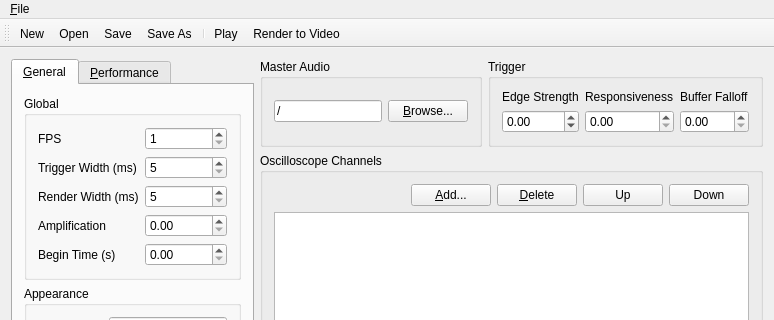
The window that corrscope/gui/mainwindow.ui (corrscope/corrscope) describes before a commit, drawn with Qt 5; both pictures show x 0 to 774 and y 0 to 320 of the 774 by 634 pixel window.
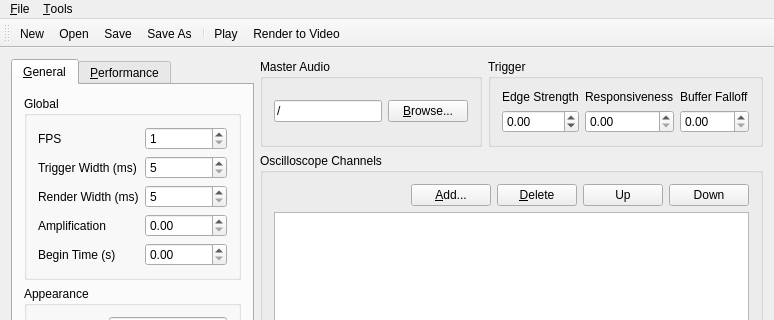
The same window after the commit. Custom widgets are drawn as their Qt base class.

Commit message: Add "separate render dir" toggle to GUI

Diff of the .ui file:
```diff
--- a/corrscope/gui/mainwindow.ui
+++ b/corrscope/gui/mainwindow.ui
@@ -524,7 +524,14 @@
     <addaction name="separator"/>
     <addaction name="actionExit"/>
    </widget>
+   <widget class="QMenu" name="menuTools">
+    <property name="title">
+     <string>&amp;Tools</string>
+    </property>
+    <addaction name="action_separate_render_dir"/>
+   </widget>
    <addaction name="menuFile"/>
+   <addaction name="menuTools"/>
   </widget>
   <widget class="QToolBar" name="toolBar">
    <property name="windowTitle">
```
Left out of the diff: 8 changed lines with no effect on the pictures. The commit also changes 1 other file.
